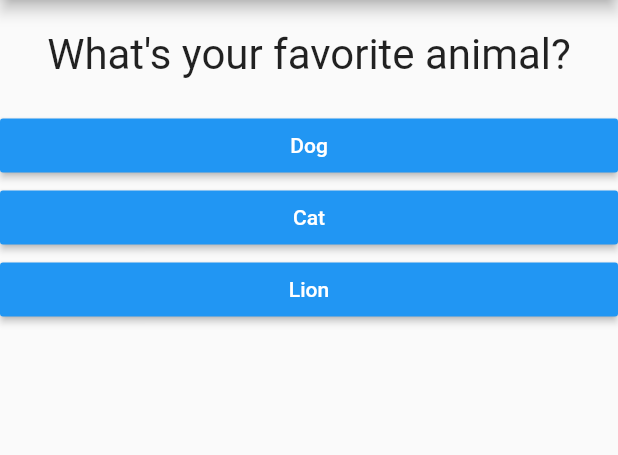
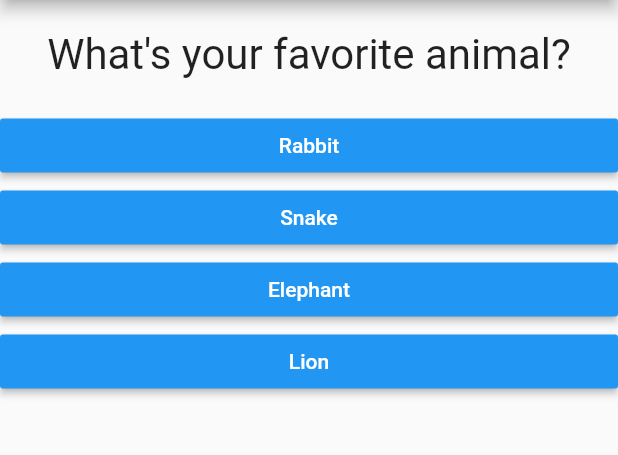
Before and after one commit to joneldominic/uc_quiz_app, a Flutter app: the screen it shows after launch, after a tap on "Black", on a phone screen of 412 x 824 dp, the part 84-539 px from its top. Run offline on Flutter 3.47's test engine with Material 2 defaults, Android fonts, the phone set to English and light mode, and no system bars.

```diff
--- a/lib/main.dart
+++ b/lib/main.dart
@@ -15,22 +15,47 @@ class QuizApp extends StatefulWidget {
 class _QuizAppState extends State<QuizApp> {
   final _questions = const [
     {
-      "questionText": "What's your favorite color?",
-      "answerTexts": ["Black", "Red", "Green", "Blue"],
+      'questionText': 'What\'s your favorite color?',
+      'answerTexts': [
+        {'text': 'Black', 'score': 10},
+        {'text': 'Red', 'score': 5},
+        {'text': 'Green', 'score': 3},
+        {'text': 'White', 'score': 1},
+      ],
     },
     {
-      "questionText": "What's your favorite animal?",
-      "answerTexts": ["Dog", "Cat", "Lion"],
+      'questionText': 'What\'s your favorite animal?',
+      'answerTexts': [
+        {'text': 'Rabbit', 'score': 3},
+        {'text': 'Snake', 'score': 11},
+        {'text': 'Elephant', 'score': 5},
+        {'text': 'Lion', 'score': 9},
+      ],
     },
     {
-      "questionText": "What's your favorite sports?",
-      "answerTexts": ["Badmint", "Basketball", "Boxing", "Swimming"],
-    }
+      'questionText': 'Who\'s your favorite instructor?',
+      'answerTexts': [
+        {'text': 'Regis', 'score': 2},
+        {'text': 'Tabada', 'score': 1},
+        {'text': 'Barera', 'score': 3},
+        {'text': 'Lim', 'score': 10},
+      ],
+    },
   ];
 
   var _questionIndex = 0;
+  var _totalScore = 0;
 
-  void _answerQuestion() {
+  void _resetQuiz() {
+    setState(() {
+      _questionIndex = 0;
+      _totalScore = 0;
+    });
+  }
+
+  void _answerQuestion(int score) {
+    _totalScore++;
+
     setState(() {
       // Inform the class that something has changed...
       // _questionIndex < 2 ? _questionIndex++ : _questionIndex = 0;
@@ -61,7 +86,7 @@ class _QuizAppState extends State<QuizApp> {
               questionIndex: _questionIndex,
               answerQuestion: _answerQuestion,
             )
-          : Result(),
+          : Result(_totalScore, _resetQuiz),
     ));
   }
 }
--- a/lib/quiz.dart
+++ b/lib/quiz.dart
@@ -18,11 +18,11 @@ class Quiz extends StatelessWidget {
         Question(
           questions[questionIndex]["questionText"],
         ),
-        ...(questions[questionIndex]["answerTexts"] as List<String>)
+        ...(questions[questionIndex]["answerTexts"] as List<Map<String, Object>>)
             .map((answer) {
           return Answer(
-            answerText: answer,
-            selectHandler: answerQuestion,
+            answerText: answer["text"],
+            selectHandler: () => answerQuestion(answer["score"]),
           );
         }).toList(),
       ],
```
Also changed, not shown: lib/result.dart (+34 -1 lines).
